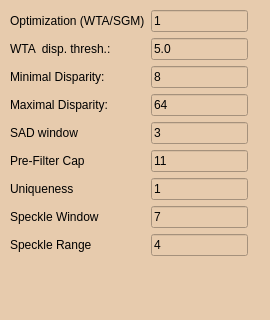
The window that SegmentationPreprocessor/stereomatching_params.ui (yudanaz/masterthesis) describes before a commit, drawn with Qt 5.
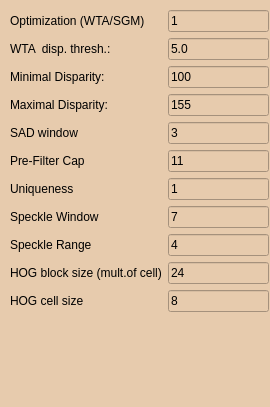
The same window after the commit.

Commit message: PREPROC: final crop implemented, based on registered RGB. HOG block and cell parameters adjustable. CSStereo on original sized image.

```diff
--- a/SegmentationPreprocessor/stereomatching_params.ui
+++ b/SegmentationPreprocessor/stereomatching_params.ui
@@ -7,7 +7,7 @@
     <x>0</x>
     <y>0</y>
     <width>270</width>
-    <height>320</height>
+    <height>407</height>
    </rect>
   </property>
   <property name="windowTitle">
@@ -21,8 +21,8 @@
     <rect>
      <x>10</x>
      <y>10</y>
-     <width>238</width>
-     <height>299</height>
+     <width>259</width>
+     <height>381</height>
     </rect>
    </property>
    <layout class="QFormLayout" name="formLayout">
@@ -67,7 +67,7 @@
     <item row="3" column="1">
      <widget class="QLineEdit" name="lineEdit_minDisparity">
       <property name="text">
-       <string>8</string>
+       <string>100</string>
       </property>
      </widget>
     </item>
@@ -81,7 +81,7 @@
     <item row="4" column="1">
      <widget class="QLineEdit" name="lineEdit_maxDisparity">
       <property name="text">
-       <string>64</string>
+       <string>155</string>
       </property>
      </widget>
     </item>
@@ -155,6 +155,34 @@
       </property>
      </widget>
     </item>
+    <item row="10" column="0">
+     <widget class="QLabel" name="label_10">
+      <property name="text">
+       <string>HOG block size (mult.of cell)</string>
+      </property>
+     </widget>
+    </item>
+    <item row="11" column="0">
+     <widget class="QLabel" name="label_11">
+      <property name="text">
+       <string>HOG cell size</string>
+      </property>
+     </widget>
+    </item>
+    <item row="11" column="1">
+     <widget class="QLineEdit" name="lineEdit_HOGcellSize">
+      <property name="text">
+       <string>8</string>
+      </property>
+     </widget>
+    </item>
+    <item row="10" column="1">
+     <widget class="QLineEdit" name="lineEdit_HOGblockSize">
+      <property name="text">
+       <string>24</string>
+      </property>
+     </widget>
+    </item>
    </layout>
   </widget>
  </widget>
```
The commit also changes 6 other files.
